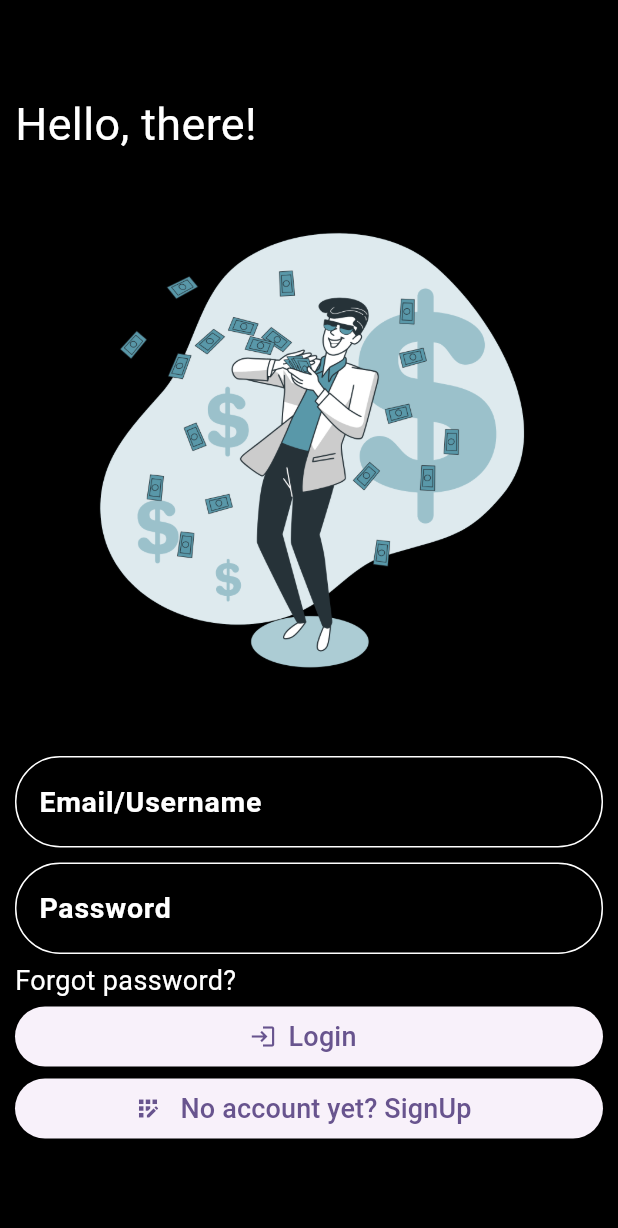
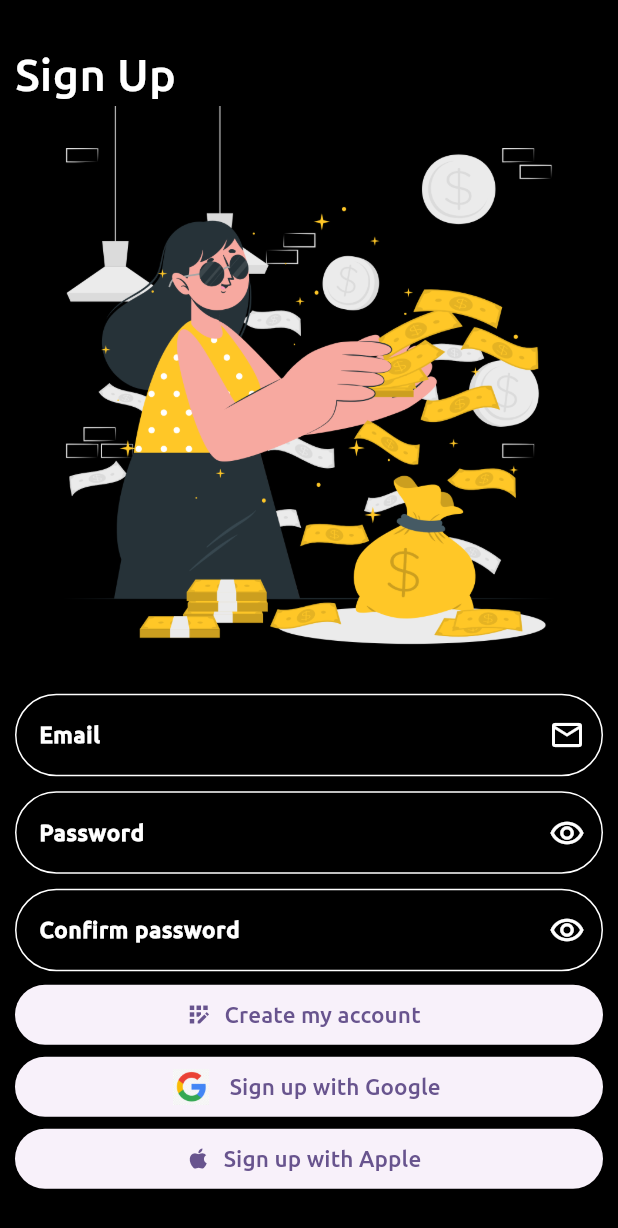
Before and after one commit to kwame70/expenses_app, a Flutter app: the screen it shows after launch, on a phone screen of 412 x 824 dp. Shown: the top 1228 px of the screen. Run offline on Flutter 3.47's test engine with Material 3 defaults, Android fonts, the phone set to English and light mode, and no system bars.

Commit message:
login page updated & sign up page added

```diff
--- a/lib/main.dart
+++ b/lib/main.dart
@@ -1,4 +1,5 @@
 import 'package:expense_tracker/pages/homepage.dart';
+import 'package:expense_tracker/pages/sign_up.dart';
 import 'package:flutter/material.dart';
 
 void main() {
@@ -18,6 +19,7 @@ class MyApp extends StatelessWidget {
     return MaterialApp(
       title: 'Expenses App',
       theme: ThemeData(
+        fontFamily: "Ubuntu",
         inputDecorationTheme: InputDecorationTheme(
           enabledBorder: border,
           focusedBorder: border,
@@ -25,7 +27,7 @@ class MyApp extends StatelessWidget {
         colorScheme: ColorScheme.fromSeed(seedColor: Colors.deepPurple),
         useMaterial3: true,
       ),
-      home: const HomePage(),
+      home: const SignUpPage(),
     );
   }
 }
--- a/lib/pages/homepage.dart
+++ b/lib/pages/sign_in.dart
@@ -7,6 +7,7 @@ class HomePage extends StatelessWidget {
   @override
   Widget build(BuildContext context) {
     return Scaffold(
+      resizeToAvoidBottomInset: false,
       backgroundColor: Colors.black,
       body: Padding(
         padding: const EdgeInsets.all(10.0),
@@ -18,11 +19,15 @@ class HomePage extends StatelessWidget {
               "Hello, there!",
               style: TextStyle(color: Colors.white, fontSize: 30),
             ),
-            Image.asset("assets/images/landing_page.png"),
-            const SizedBox(
-              height: 8,
-            ),
-            const MyTextWidget(
+            Image.asset("assets/images/login.png"),
+            MyTextWidget(
+              icon: IconButton(
+                onPressed: () {},
+                icon: const Icon(
+                  Icons.email_outlined,
+                  color: Colors.white,
+                ),
+              ),
               hintext: "Email/Username",
               keyboardType: TextInputType.emailAddress,
               hideText: false,
@@ -30,7 +35,14 @@ class HomePage extends StatelessWidget {
             const SizedBox(
               height: 10,
             ),
-            const MyTextWidget(
+            MyTextWidget(
+              icon: IconButton(
+                onPressed: () {},
+                icon: const Icon(
+                  Icons.remove_red_eye_outlined,
+                  color: Colors.white,
+                ),
+              ),
               hintext: "Password",
               hideText: true,
             ),
@@ -39,7 +51,7 @@ class HomePage extends StatelessWidget {
             ),
             const Text(
               "Forgot password?",
-              style: TextStyle(color: Colors.white, fontSize: 18),
+              style: TextStyle(color: Colors.white, fontSize: 15),
             ),
             ElevatedButton.icon(
               onPressed: () {},
--- /dev/null
+++ b/lib/pages/sign_up.dart
@@ -0,0 +1,99 @@
+import 'package:expense_tracker/widgets/text_widget.dart';
+import 'package:flutter/material.dart';
+
+class SignUpPage extends StatelessWidget {
+  const SignUpPage({super.key});
+
+  @override
+  Widget build(BuildContext context) {
+    return Scaffold(
+      resizeToAvoidBottomInset: false,
+      backgroundColor: Colors.black,
+      body: Padding(
+        padding: const EdgeInsets.all(10.0),
+        child: Column(
+          mainAxisAlignment: MainAxisAlignment.center,
+          crossAxisAlignment: CrossAxisAlignment.stretch,
+          children: [
+            const Text(
+              "Sign Up",
+              style: TextStyle(color: Colors.white, fontSize: 30),
+            ),
+            Image.asset("assets/images/sign_up.png"),
+            MyTextWidget(
+              icon: IconButton(
+                onPressed: () {},
+                icon: const Icon(
+                  Icons.email_outlined,
+                  color: Colors.white,
+                ),
+              ),
+              hintext: "Email",
+              hideText: false,
+              keyboardType: TextInputType.emailAddress,
+            ),
+            const SizedBox(
+              height: 10,
+            ),
+            MyTextWidget(
+              icon: IconButton(
+                onPressed: () {},
+                icon: const Icon(
+                  Icons.remove_red_eye_outlined,
+                  color: Colors.white,
+                ),
+              ),
+              hintext: "Password",
+              hideText: true,
+            ),
+            const SizedBox(
+              height: 10,
+            ),
+            MyTextWidget(
+              icon: IconButton(
+                onPressed: () {},
+                icon: const Icon(
+                  Icons.remove_red_eye_outlined,
+                  color: Colors.white,
+                ),
+              ),
+              hintext: "Confirm password",
+              hideText: true,
+            ),
+            const SizedBox(
+              height: 5,
+            ),
+            ElevatedButton.icon(
+              onPressed: () {},
+              icon: const Icon(Icons.app_registration_sharp),
+              label: const Text(
+                "Create my account",
+                style: TextStyle(fontSize: 15),
+              ),
+            ),
+            ElevatedButton.icon(
+              onPressed: () {},
+              icon: Image.asset(
+                "assets/images/glogo.jpg",
+                height: 24,
+                width: 35,
+              ),
+              label: const Text(
+                "Sign up with Google",
+                style: TextStyle(fontSize: 15),
+              ),
+            ),
+            ElevatedButton.icon(
+              onPressed: () {},
+              icon: const Icon(Icons.apple_outlined),
+              label: const Text(
+                "Sign up with Apple",
+                style: TextStyle(fontSize: 15),
+              ),
+            ),
+          ],
+        ),
+      ),
+    );
+  }
+}
--- a/lib/widgets/text_widget.dart
+++ b/lib/widgets/text_widget.dart
@@ -1,17 +1,18 @@
 import "package:flutter/material.dart";
 
 class MyTextWidget extends StatelessWidget {
-  const MyTextWidget({
-    super.key,
-    this.controller,
-    required this.hintext,
-    this.keyboardType,
-    required this.hideText,
-  });
+  const MyTextWidget(
+      {super.key,
+      this.controller,
+      required this.hintext,
+      this.keyboardType,
+      required this.hideText,
+      this.icon});
   final TextEditingController? controller;
   final String hintext;
   final TextInputType? keyboardType;
   final bool hideText;
+  final Widget? icon;
 
   @override
   Widget build(BuildContext context) {
@@ -20,13 +21,14 @@ class MyTextWidget extends StatelessWidget {
       keyboardType: keyboardType,
       obscureText: hideText,
       decoration: InputDecoration(
+        suffixIcon: icon,
         hintStyle: const TextStyle(color: Colors.white),
         hintText: hintext,
         enabledBorder: Theme.of(context).inputDecorationTheme.enabledBorder,
         focusedBorder: Theme.of(context).inputDecorationTheme.focusedBorder,
       ),
       style: const TextStyle(
-          color: Colors.white, fontSize: 19, fontWeight: FontWeight.bold),
+          color: Colors.white, fontSize: 15, fontWeight: FontWeight.bold),
     );
   }
 }
```
Also changed, not shown: pubspec.yaml (+6 -6 lines), assets/fonts/Ubuntu-Medium.ttf (added), assets/images/glogo.jpg (added), assets/images/login.png (added), assets/images/sign_up.png (added).
